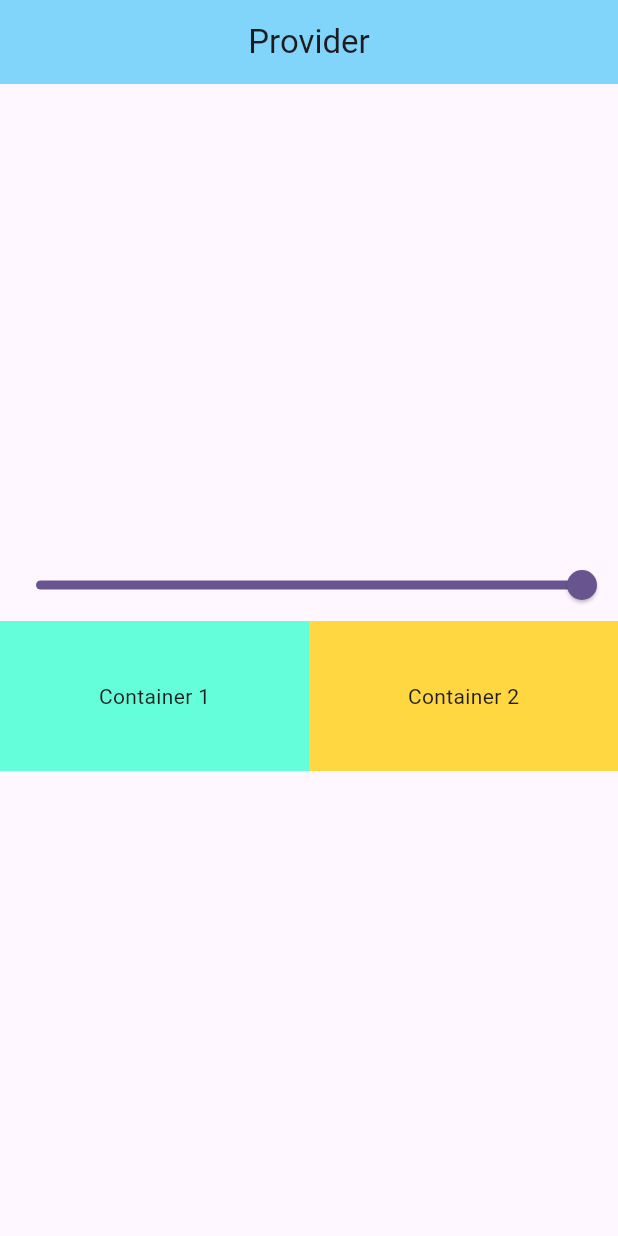
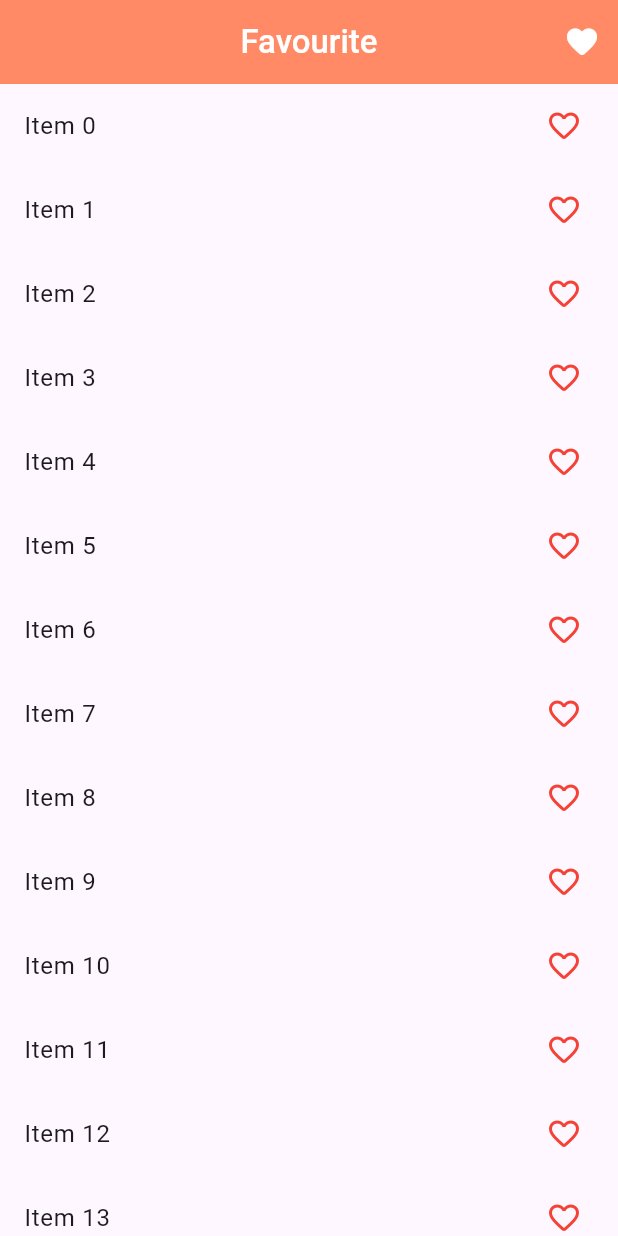
Before and after one commit to inzamam9494/fllutter_state_mangement_Learn, a Flutter app: the screen it shows after launch, on a phone screen of 412 x 824 dp. Run offline on Flutter 3.47's test engine with Material 3 defaults, Android fonts, the phone set to English and light mode, and no system bars.

Commit message:
Day 3 -  Favourite App

```diff
--- a/lib/main.dart
+++ b/lib/main.dart
@@ -2,8 +2,10 @@ import 'package:flutter/material.dart';
 import 'package:provider/provider.dart';
 import 'package:state_management/provider/count_provider.dart';
 import 'package:state_management/provider/example_one_provider.dart';
+import 'package:state_management/provider/favourite_provider.dart';
 import 'package:state_management/screens/count_example.dart';
 import 'package:state_management/screens/example_one.dart';
+import 'package:state_management/screens/favourite/favourite_screen.dart';
 
 void main() {
   runApp(const MyApp());
@@ -18,7 +20,8 @@ class MyApp extends StatelessWidget {
     return MultiProvider(
       providers: [
         ChangeNotifierProvider(create: (_) => CountProvider()),
-        ChangeNotifierProvider(create: (_) => ExampleOneProvider())
+        ChangeNotifierProvider(create: (_) => ExampleOneProvider()),
+        ChangeNotifierProvider(create: (_) => FavouriteProvider())
       ],
       child: MaterialApp(
         title: 'Flutter Demo',
@@ -26,7 +29,7 @@ class MyApp extends StatelessWidget {
           colorScheme: ColorScheme.fromSeed(seedColor: Colors.deepPurple),
           useMaterial3: true,
         ),
-        home: const ExampleOne(),
+        home: const FavouriteScreen(),
       ),
     );
   }
--- /dev/null
+++ b/lib/provider/favourite_provider.dart
@@ -0,0 +1,15 @@
+import 'package:flutter/foundation.dart';
+
+class FavouriteProvider with ChangeNotifier{
+  List<int> _selectItem = [];
+  List<int> get selectItem => _selectItem;
+
+  void addItem(int value){
+    selectItem.add(value);
+    notifyListeners();
+  }
+  void removeItem(int value){
+    selectItem.remove(value);
+    notifyListeners();
+  }
+}
--- /dev/null
+++ b/lib/screens/favourite/favourite_screen.dart
@@ -0,0 +1,69 @@
+import 'package:flutter/material.dart';
+import 'package:provider/provider.dart';
+import 'package:state_management/provider/favourite_provider.dart';
+import 'package:state_management/screens/favourite/favourite_screen_item.dart';
+
+class FavouriteScreen extends StatefulWidget {
+  const FavouriteScreen({super.key});
+
+  @override
+  State<FavouriteScreen> createState() => _FavouriteScreenState();
+}
+
+class _FavouriteScreenState extends State<FavouriteScreen> {
+  @override
+  Widget build(BuildContext context) {
+    final favouriteItem =
+        Provider.of<FavouriteProvider>(context, listen: false);
+    print('build');
+    return Scaffold(
+      appBar: AppBar(
+        centerTitle: true,
+        backgroundColor: Colors.deepOrange[300],
+        title: const Text(
+          "Favourite",
+          style: TextStyle(fontWeight: FontWeight.w500, color: Colors.white),
+        ),
+        actions: [
+          IconButton(
+              onPressed: () => Navigator.push(
+                  context,
+                  MaterialPageRoute(
+                      builder: (context) => FavouriteScreenItem())),
+              icon: const Icon(
+                Icons.favorite_rounded,
+                color: Colors.white,
+              ))
+        ],
+      ),
+      body: Column(
+        children: [
+          Expanded(
+            child: ListView.builder(
+                itemCount: 100,
+                itemBuilder: (context, index) {
+                  return Consumer<FavouriteProvider>(
+                      builder: (context, value, child) {
+                    return ListTile(
+                      onTap: () {
+                        if (value.selectItem.contains(index)) {
+                          value.removeItem(index);
+                        } else {
+                          value.addItem(index);
+                        }
+                      },
+                      title: Text("Item $index"),
+                      trailing: Icon(
+                          value.selectItem.contains(index)
+                              ? Icons.favorite
+                              : Icons.favorite_outline_rounded,
+                          color: Colors.red),
+                    );
+                  });
+                }),
+          )
+        ],
+      ),
+    );
+  }
+}
```
Also changed, not shown: lib/screens/favourite/favourite_screen_item.dart (added, +62 -0 lines).
